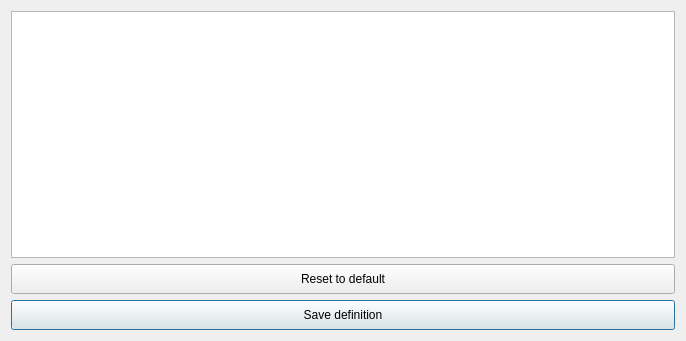
This is LDMP/gui/DlgCalculateLCSetAggregation.ui in ConservationInternational/trends.earth as Qt 5 draws it before an edit. The edited form follows.
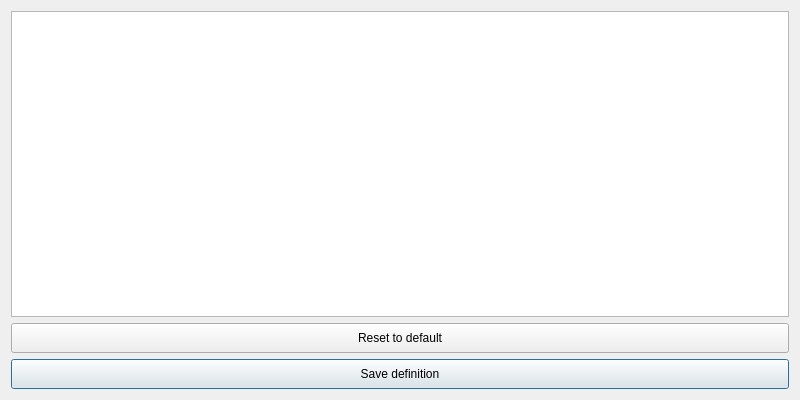
This is the edited form.

Commit message: Add shading to side of lc aggregation table items.

```diff
--- a/LDMP/gui/DlgCalculateLCSetAggregation.ui
+++ b/LDMP/gui/DlgCalculateLCSetAggregation.ui
@@ -9,8 +9,8 @@
    <rect>
     <x>0</x>
     <y>0</y>
-    <width>686</width>
-    <height>341</height>
+    <width>800</width>
+    <height>400</height>
    </rect>
   </property>
   <property name="sizePolicy">
```
The commit also changes 1 other file.
